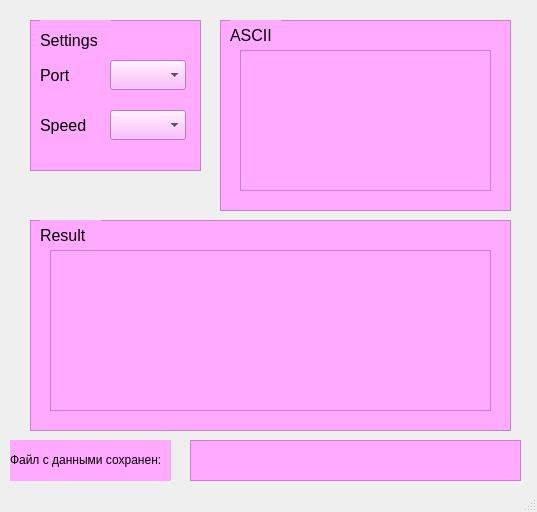
Old version of the form test1/mainwindow.ui in the repository Little0witch/Testing.
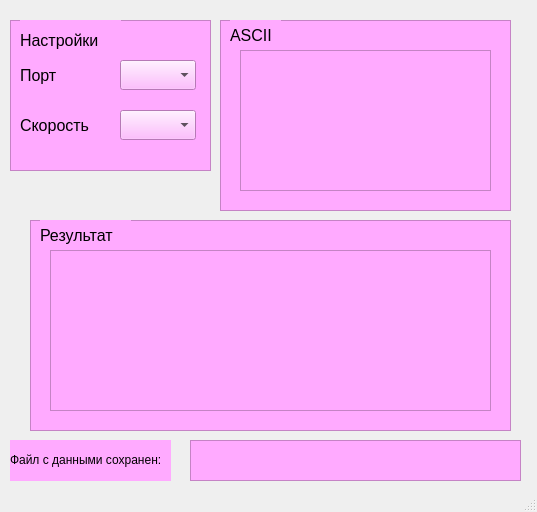
New version of the form.

What changed in the file:
```diff
--- a/test1/mainwindow.ui
+++ b/test1/mainwindow.ui
@@ -32,9 +32,9 @@
    <widget class="QFrame" name="frameSettings">
     <property name="geometry">
      <rect>
-      <x>30</x>
+      <x>10</x>
       <y>20</y>
-      <width>171</width>
+      <width>201</width>
       <height>151</height>
      </rect>
     </property>
@@ -52,7 +52,7 @@
       <rect>
        <x>10</x>
        <y>0</y>
-       <width>71</width>
+       <width>101</width>
        <height>41</height>
       </rect>
      </property>
@@ -60,13 +60,13 @@
       <string>&lt;html&gt;&lt;head/&gt;&lt;body&gt;&lt;p&gt;Settings by port&lt;/p&gt;&lt;/body&gt;&lt;/html&gt;</string>
      </property>
      <property name="text">
-      <string>&lt;html&gt;&lt;head/&gt;&lt;body&gt;&lt;p&gt;&lt;span style=&quot; font-size:12pt;&quot;&gt;Settings&lt;/span&gt;&lt;/p&gt;&lt;/body&gt;&lt;/html&gt;</string>
+      <string>&lt;html&gt;&lt;head/&gt;&lt;body&gt;&lt;p&gt;&lt;span style=&quot; font-size:12pt;&quot;&gt;Настройки&lt;/span&gt;&lt;/p&gt;&lt;/body&gt;&lt;/html&gt;</string>
      </property>
     </widget>
     <widget class="QComboBox" name="comboBoxComPorts">
      <property name="geometry">
       <rect>
-       <x>80</x>
+       <x>110</x>
        <y>40</y>
        <width>76</width>
        <height>30</height>
@@ -83,13 +83,13 @@
       </rect>
      </property>
      <property name="text">
-      <string>&lt;html&gt;&lt;head/&gt;&lt;body&gt;&lt;p&gt;&lt;span style=&quot; font-size:12pt;&quot;&gt;Port&lt;/span&gt;&lt;/p&gt;&lt;/body&gt;&lt;/html&gt;</string>
+      <string>&lt;html&gt;&lt;head/&gt;&lt;body&gt;&lt;p&gt;&lt;span style=&quot; font-size:12pt;&quot;&gt;Порт&lt;/span&gt;&lt;/p&gt;&lt;/body&gt;&lt;/html&gt;</string>
      </property>
     </widget>
     <widget class="QComboBox" name="comboBoxSpeed">
      <property name="geometry">
       <rect>
-       <x>80</x>
+       <x>110</x>
        <y>90</y>
        <width>76</width>
        <height>30</height>
@@ -101,12 +101,12 @@
       <rect>
        <x>10</x>
        <y>90</y>
-       <width>61</width>
+       <width>91</width>
        <height>31</height>
       </rect>
      </property>
      <property name="text">
-      <string>&lt;html&gt;&lt;head/&gt;&lt;body&gt;&lt;p&gt;&lt;span style=&quot; font-size:12pt;&quot;&gt;Speed&lt;/span&gt;&lt;/p&gt;&lt;/body&gt;&lt;/html&gt;</string>
+      <string>&lt;html&gt;&lt;head/&gt;&lt;body&gt;&lt;p&gt;&lt;span style=&quot; font-size:12pt;&quot;&gt;Скорость&lt;/span&gt;&lt;/p&gt;&lt;/body&gt;&lt;/html&gt;</string>
      </property>
     </widget>
    </widget>
@@ -178,12 +178,12 @@
       <rect>
        <x>10</x>
        <y>0</y>
-       <width>61</width>
+       <width>91</width>
        <height>31</height>
       </rect>
      </property>
      <property name="text">
-      <string>&lt;html&gt;&lt;head/&gt;&lt;body&gt;&lt;p&gt;&lt;span style=&quot; font-size:12pt;&quot;&gt;Result&lt;/span&gt;&lt;/p&gt;&lt;/body&gt;&lt;/html&gt;</string>
+      <string>&lt;html&gt;&lt;head/&gt;&lt;body&gt;&lt;p&gt;&lt;span style=&quot; font-size:12pt;&quot;&gt;Результат&lt;/span&gt;&lt;/p&gt;&lt;/body&gt;&lt;/html&gt;</string>
      </property>
     </widget>
     <widget class="QTextBrowser" name="textBrowserResult">
```
